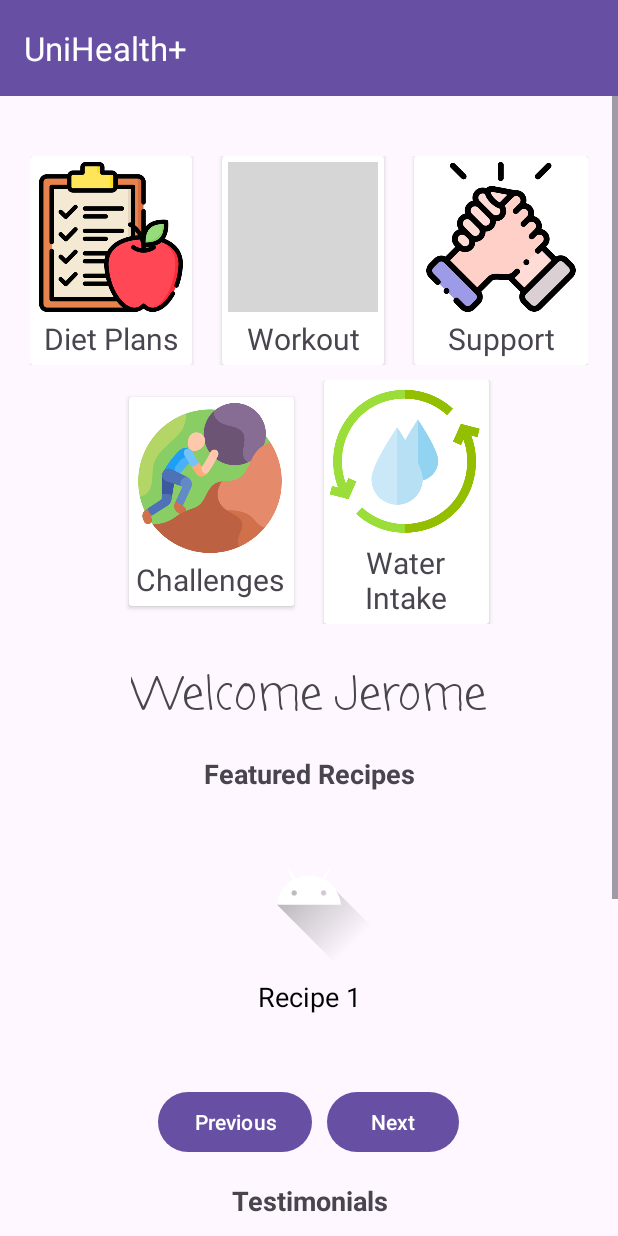
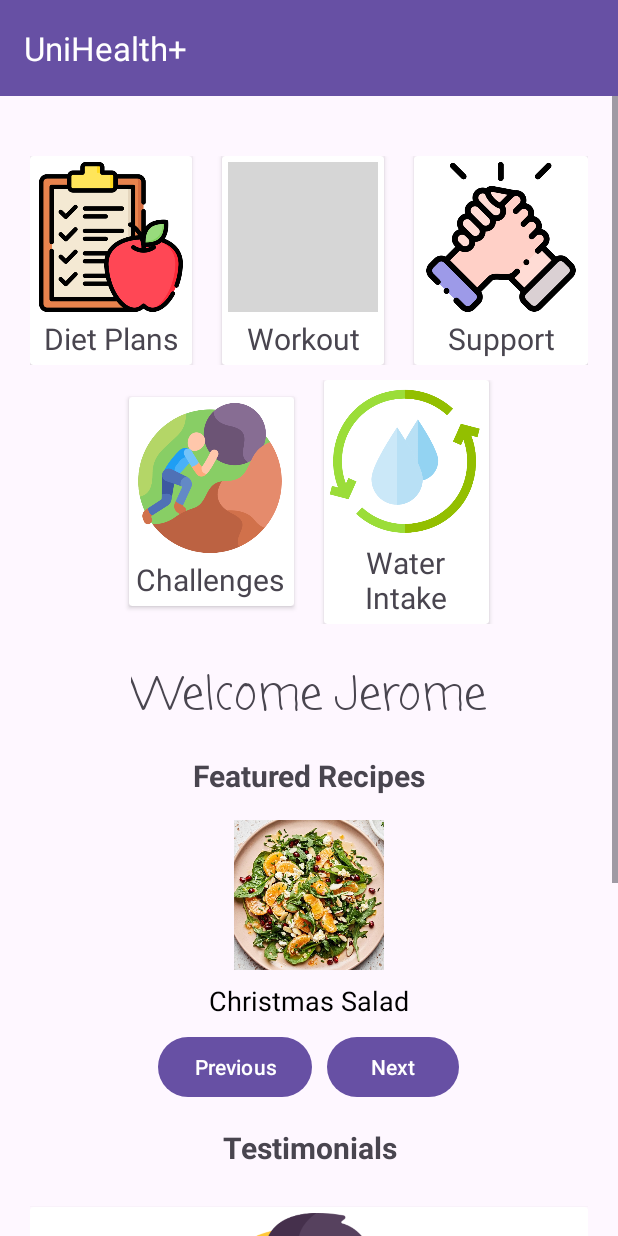
Before and after one commit to goldenshake/UniHealth, an Android app: the MainHome screen opened directly, with no data from a screen before it, on a phone screen of 412 x 824 dp. Run offline under Robolectric (Android 15) with nearby library versions, the phone set to English and light mode, and no system bars; our stand-ins replace Firebase (no records; nobody signed in at launch, a user with empty details on screens opened directly); grey boxes are pictures that could not be loaded.

Commit message:
adjusted home page

```diff
--- a/app/src/main/java/com/example/unihealth/MainHome.kt
+++ b/app/src/main/java/com/example/unihealth/MainHome.kt
@@ -32,9 +32,9 @@ class MainHome : AppCompatActivity() {
     private val db: FirebaseFirestore = FirebaseFirestore.getInstance()
     private val student_collection_ref: CollectionReference = db.collection("student")
     private val recipes = listOf(
-        Recipe("Recipe 1", R.drawable.ic_launcher_foreground),
-        Recipe("Recipe 2", R.drawable.health_care),
-        Recipe("Recipe 3", R.drawable.healthcare)
+        Recipe("Christmas Salad", R.drawable.christmas_salad),
+        Recipe("Homemade Fried Rice", R.drawable.homemade_fried_rice),
+        Recipe("Pesto Spaghetti", R.drawable.pesto_spaghetti)
         // Add more recipes as needed
     )
 
--- a/app/src/main/res/layout/activity_main_home.xml
+++ b/app/src/main/res/layout/activity_main_home.xml
@@ -247,13 +247,13 @@
                     android:padding="16dp"
                     android:text="Featured Recipes"
                     android:textAlignment="center"
-                    android:textSize="18sp"
+                    android:textSize="20sp"
                     android:textStyle="bold" />
 
                 <androidx.viewpager2.widget.ViewPager2
                     android:id="@+id/scollviewpager"
                     android:layout_width="match_parent"
-                    android:layout_height="180dp" />
+                    android:layout_height="wrap_content" />
 
                 <!-- Buttons for Scrolling -->
                 <LinearLayout
@@ -285,11 +285,11 @@
                 android:padding="16dp"
                 android:text="Testimonials"
                 android:textAlignment="center"
-                android:textSize="18sp"
+                android:textSize="20sp"
                 android:textStyle="bold" />
 
             <androidx.cardview.widget.CardView
-                android:layout_width="210dp"
+                android:layout_width="match_parent"
                 android:layout_height="wrap_content"
                 android:layout_gravity="center"
                 android:layout_marginTop="10dp">
@@ -302,7 +302,7 @@
 
                     <ImageView
                         android:id="@+id/manImage"
-                        android:layout_width="200dp"
+                        android:layout_width="match_parent"
                         android:layout_height="200dp"
                         android:src="@drawable/man" />
 
@@ -312,18 +312,20 @@
                         android:layout_width="match_parent"
                         android:layout_height="wrap_content"
                         android:layout_marginTop="4dp"
-                        android:text="Student"
+                        android:text="Mitchell Walters"
                         android:textAlignment="center"
                         android:textSize="20sp" />
 
                     <TextView
                         android:id="@+id/body"
                         style="@style/TextAppearance.MaterialComponents.Body1"
-                        android:layout_width="match_parent"
+                        android:layout_width="wrap_content"
                         android:layout_height="wrap_content"
                         android:layout_marginTop="4dp"
-                        android:text="Description for testimonial"
-                        android:textAlignment="center" />
+                        android:fontFamily="monospace"
+                        android:text="Uni Health app has revolutionized my wellness journey! Its user-friendly interface, comprehensive features, and personalized recommendations make staying healthy effortless and enjoyable. Highly recommend!"
+                        android:textAlignment="center"
+                        android:textColor="#49454F" />
 
                 </LinearLayout>
             </androidx.cardview.widget.CardView>
```
